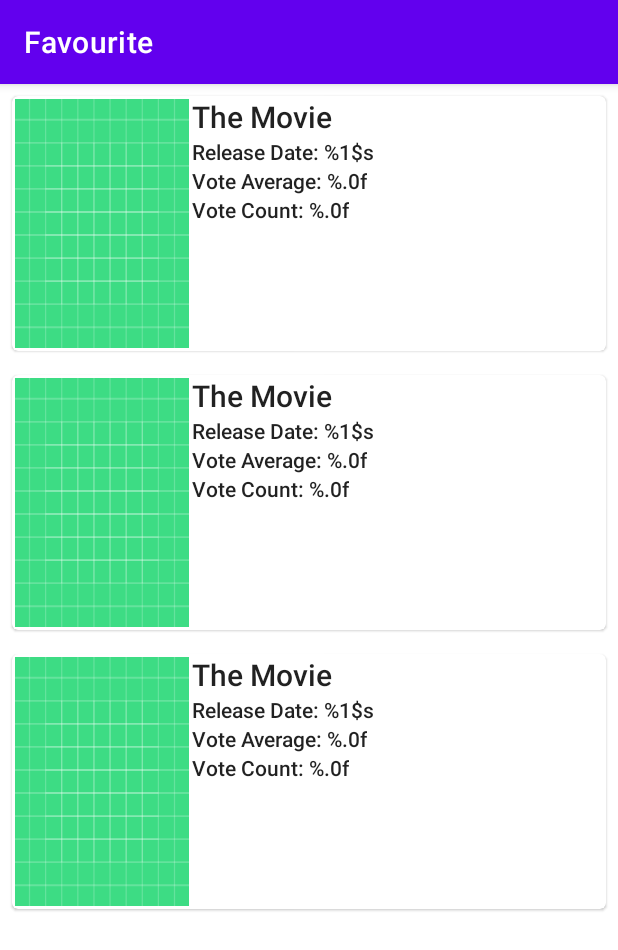
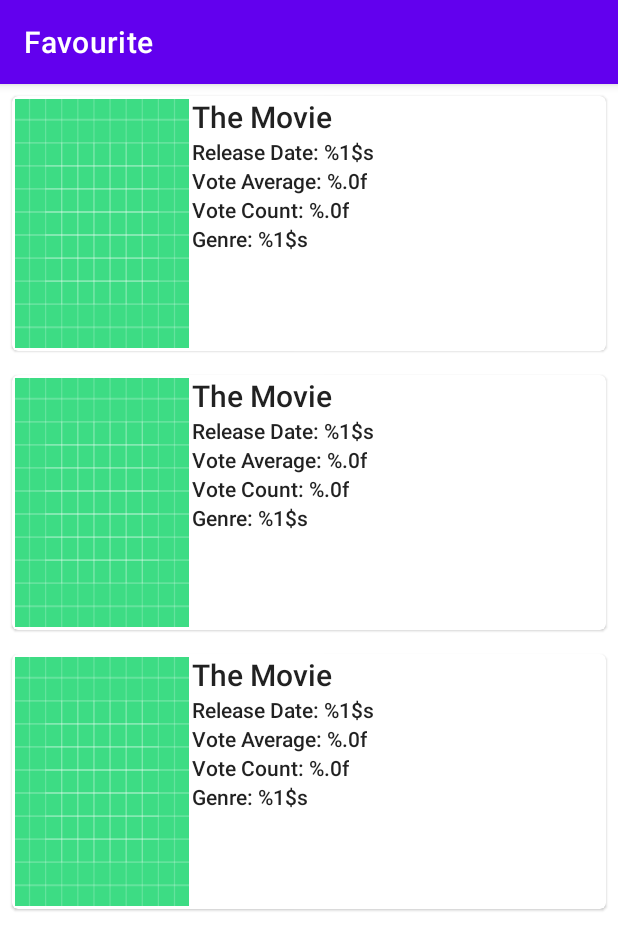
Before and after one commit to KarthikUCH/TheMovie, an Android app: the layout activity_favourite.xml on its own in the app's theme, with its tools: preview values and no code run, on a phone screen of 412 x 824 dp. Shown: the top 950 px of the screen. Run offline under Robolectric (Android 15) with nearby library versions, the phone set to English and light mode, and no system bars.

Commit message:
Display genre and spoken language information

```diff
--- a/app/src/main/res/layout/movie_list_item.xml
+++ b/app/src/main/res/layout/movie_list_item.xml
@@ -57,5 +57,14 @@
             app:layout_constraintStart_toEndOf="@id/img_poster"
             app:layout_constraintTop_toBottomOf="@id/tv_vote_average" />
 
+        <TextView
+            android:id="@+id/tv_genre"
+            style="@style/TextAppearance.AppCompat.Body2"
+            android:layout_width="wrap_content"
+            android:layout_height="wrap_content"
+            android:text="@string/label_genre"
+            app:layout_constraintStart_toEndOf="@id/img_poster"
+            app:layout_constraintTop_toBottomOf="@id/tv_vote_count" />
+
     </androidx.constraintlayout.widget.ConstraintLayout>
 </com.google.android.material.card.MaterialCardView>
--- a/app/src/main/res/values/strings.xml
+++ b/app/src/main/res/values/strings.xml
@@ -13,6 +13,8 @@
     <string name="label_release_date">Release Date: %1$s</string>
     <string name="label_tagline">Tagline: %1$s</string>
     <string name="label_overView">Overview: %1$s</string>
+    <string name="label_genre">Genre: %1$s</string>
+    <string name="label_language">Language: %1$s</string>
     <string name="label_vote_average">Vote Average: %.0f</string>
     <string name="label_vote_count">Vote Count: %.0f</string>
 
```
Also changed, not shown: app/src/main/java/com/raju/kvr/themovie/domain/model/Genre.kt (+10 -0 lines), app/src/main/java/com/raju/kvr/themovie/domain/model/Language.kt (+10 -0 lines), app/src/main/java/com/raju/kvr/themovie/ui/home/MoviesListAdapter.kt (+14 -3 lines), app/src/main/java/com/raju/kvr/themovie/ui/moviedetail/MovieDetailActivity.kt (+19 -0 lines), app/src/main/res/layout/activity_movie_detail.xml (+18 -0 lines).
